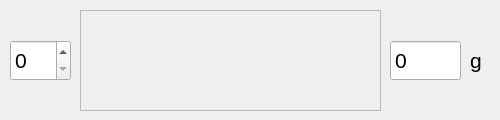
This is ingredientselector.ui in Omn1/TUIadmin as Qt 5 draws it before an edit. The edited form follows.
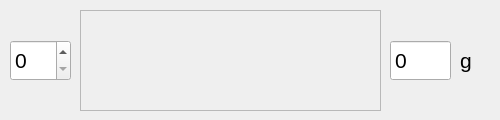
This is the edited form. Custom widgets are drawn as their Qt base class.

```diff
--- a/ingredientselector.ui
+++ b/ingredientselector.ui
@@ -22,9 +22,9 @@
   <widget class="QLabel" name="label">
    <property name="geometry">
     <rect>
-     <x>470</x>
+     <x>460</x>
      <y>40</y>
-     <width>16</width>
+     <width>31</width>
      <height>41</height>
     </rect>
    </property>
@@ -84,7 +84,7 @@
     <rect>
      <x>390</x>
      <y>40</y>
-     <width>71</width>
+     <width>61</width>
      <height>41</height>
     </rect>
    </property>
```
